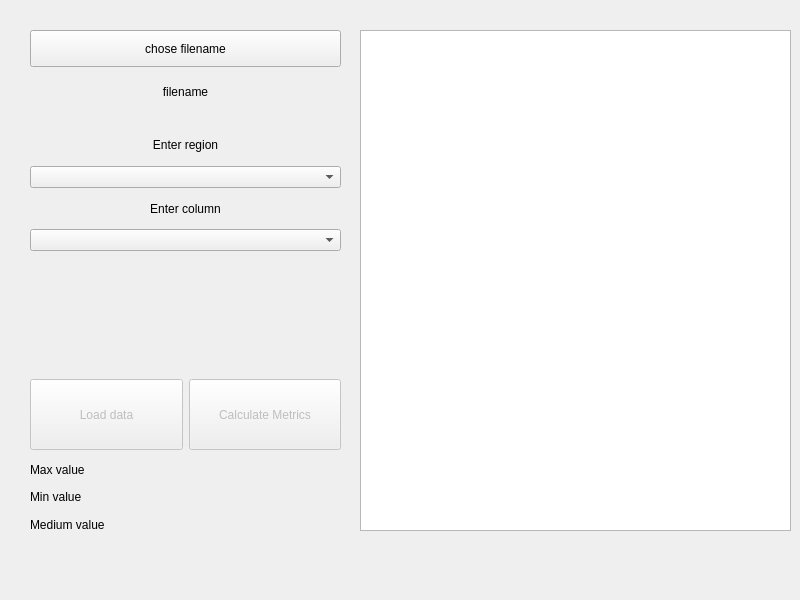
This is mainwindow.ui in ulianabocheeva/csvFiles as Qt 5 draws it before an edit. The edited form follows.
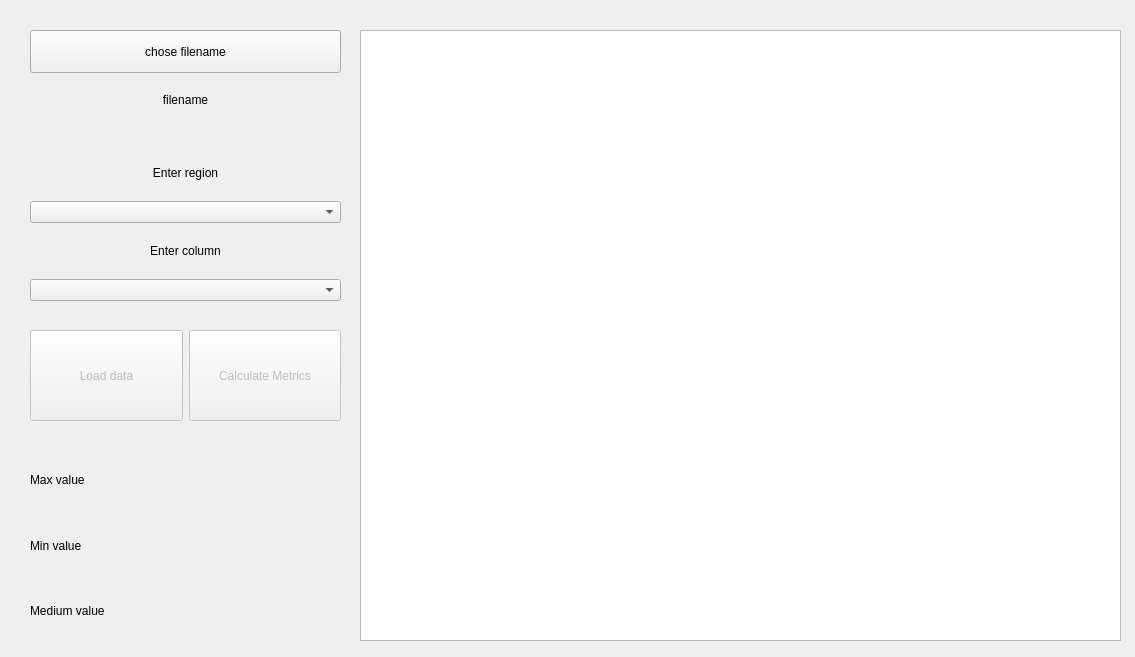
This is the edited form.

```diff
--- a/mainwindow.ui
+++ b/mainwindow.ui
@@ -6,8 +6,8 @@
    <rect>
     <x>0</x>
     <y>0</y>
-    <width>800</width>
-    <height>600</height>
+    <width>1135</width>
+    <height>657</height>
    </rect>
   </property>
   <property name="windowTitle">
@@ -20,7 +20,7 @@
       <x>30</x>
       <y>30</y>
       <width>311</width>
-      <height>80</height>
+      <height>91</height>
      </rect>
     </property>
     <layout class="QVBoxLayout" name="verticalLayout">
@@ -55,90 +55,13 @@
      </item>
     </layout>
    </widget>
-   <widget class="QWidget" name="horizontalLayoutWidget">
-    <property name="geometry">
-     <rect>
-      <x>30</x>
-      <y>379</y>
-      <width>311</width>
-      <height>71</height>
-     </rect>
-    </property>
-    <layout class="QHBoxLayout" name="horizontalLayout">
-     <item>
-      <widget class="QPushButton" name="btn_Load_data">
-       <property name="enabled">
-        <bool>false</bool>
-       </property>
-       <property name="sizePolicy">
-        <sizepolicy hsizetype="MinimumExpanding" vsizetype="MinimumExpanding">
-         <horstretch>0</horstretch>
-         <verstretch>0</verstretch>
-        </sizepolicy>
-       </property>
-       <property name="text">
-        <string>Load data</string>
-       </property>
-      </widget>
-     </item>
-     <item>
-      <widget class="QPushButton" name="btn_calc_metrics">
-       <property name="enabled">
-        <bool>false</bool>
-       </property>
-       <property name="sizePolicy">
-        <sizepolicy hsizetype="MinimumExpanding" vsizetype="MinimumExpanding">
-         <horstretch>0</horstretch>
-         <verstretch>0</verstretch>
-        </sizepolicy>
-       </property>
-       <property name="text">
-        <string>Calculate Metrics</string>
-       </property>
-      </widget>
-     </item>
-    </layout>
-   </widget>
-   <widget class="QWidget" name="verticalLayoutWidget_3">
-    <property name="geometry">
-     <rect>
-      <x>30</x>
-      <y>459</y>
-      <width>311</width>
-      <height>76</height>
-     </rect>
-    </property>
-    <layout class="QVBoxLayout" name="verticalLayout_3">
-     <item>
-      <widget class="QLabel" name="lbl_max">
-       <property name="text">
-        <string>Max value</string>
-       </property>
-      </widget>
-     </item>
-     <item>
-      <widget class="QLabel" name="lbl_min">
-       <property name="text">
-        <string>Min value</string>
-       </property>
-      </widget>
-     </item>
-     <item>
-      <widget class="QLabel" name="lbl_medium">
-       <property name="text">
-        <string>Medium value</string>
-       </property>
-      </widget>
-     </item>
-    </layout>
-   </widget>
    <widget class="QTableWidget" name="tb_widget">
     <property name="geometry">
      <rect>
       <x>360</x>
       <y>30</y>
-      <width>431</width>
-      <height>501</height>
+      <width>761</width>
+      <height>611</height>
      </rect>
     </property>
    </widget>
@@ -146,9 +69,9 @@
     <property name="geometry">
      <rect>
       <x>30</x>
-      <y>130</y>
+      <y>150</y>
       <width>311</width>
-      <height>121</height>
+      <height>151</height>
      </rect>
     </property>
     <layout class="QVBoxLayout" name="verticalLayout_2">
@@ -180,6 +103,83 @@
      </item>
     </layout>
    </widget>
+   <widget class="QWidget" name="horizontalLayoutWidget_2">
+    <property name="geometry">
+     <rect>
+      <x>30</x>
+      <y>330</y>
+      <width>311</width>
+      <height>91</height>
+     </rect>
+    </property>
+    <layout class="QHBoxLayout" name="horizontalLayout_2">
+     <item>
+      <widget class="QPushButton" name="btn_Load_data">
+       <property name="enabled">
+        <bool>false</bool>
+       </property>
+       <property name="sizePolicy">
+        <sizepolicy hsizetype="MinimumExpanding" vsizetype="MinimumExpanding">
+         <horstretch>0</horstretch>
+         <verstretch>0</verstretch>
+        </sizepolicy>
+       </property>
+       <property name="text">
+        <string>Load data</string>
+       </property>
+      </widget>
+     </item>
+     <item>
+      <widget class="QPushButton" name="btn_calc_metrics">
+       <property name="enabled">
+        <bool>false</bool>
+       </property>
+       <property name="sizePolicy">
+        <sizepolicy hsizetype="MinimumExpanding" vsizetype="MinimumExpanding">
+         <horstretch>0</horstretch>
+         <verstretch>0</verstretch>
+        </sizepolicy>
+       </property>
+       <property name="text">
+        <string>Calculate Metrics</string>
+       </property>
+      </widget>
+     </item>
+    </layout>
+   </widget>
+   <widget class="QWidget" name="verticalLayoutWidget_4">
+    <property name="geometry">
+     <rect>
+      <x>30</x>
+      <y>450</y>
+      <width>311</width>
+      <height>191</height>
+     </rect>
+    </property>
+    <layout class="QVBoxLayout" name="verticalLayout_4">
+     <item>
+      <widget class="QLabel" name="lbl_max">
+       <property name="text">
+        <string>Max value</string>
+       </property>
+      </widget>
+     </item>
+     <item>
+      <widget class="QLabel" name="lbl_min">
+       <property name="text">
+        <string>Min value</string>
+       </property>
+      </widget>
+     </item>
+     <item>
+      <widget class="QLabel" name="lbl_medium">
+       <property name="text">
+        <string>Medium value</string>
+       </property>
+      </widget>
+     </item>
+    </layout>
+   </widget>
   </widget>
  </widget>
  <resources/>
```
